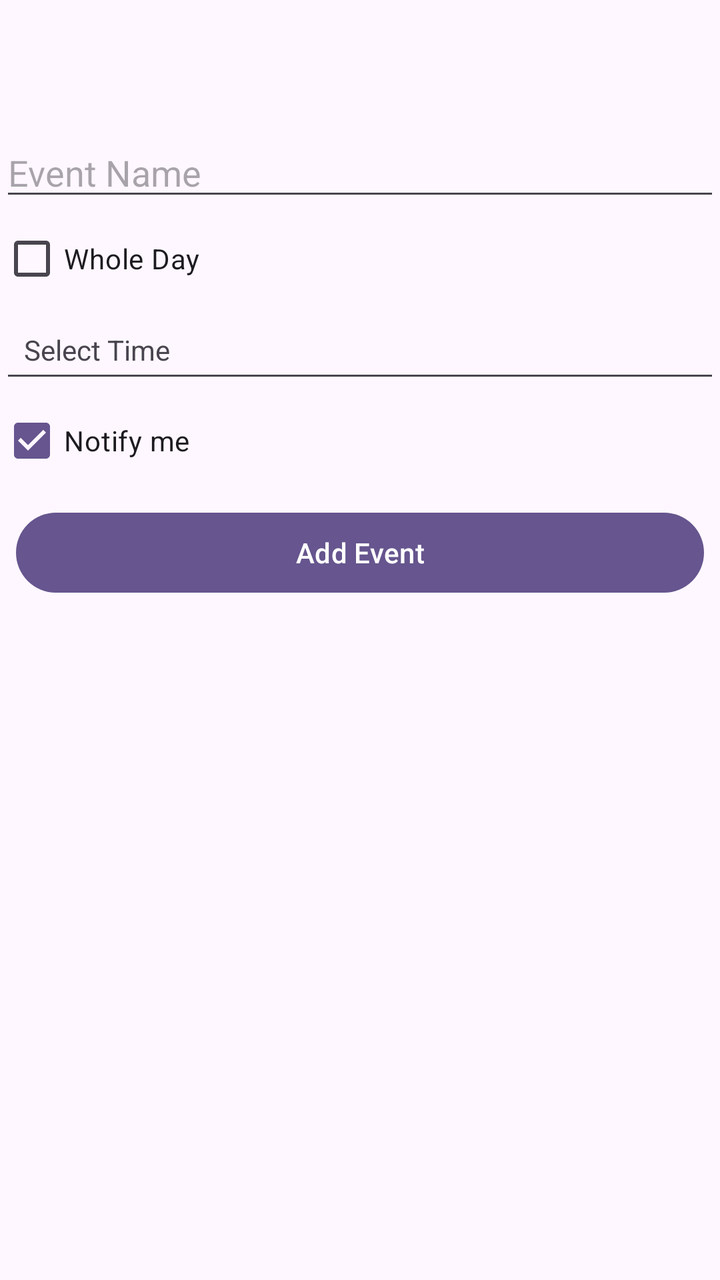
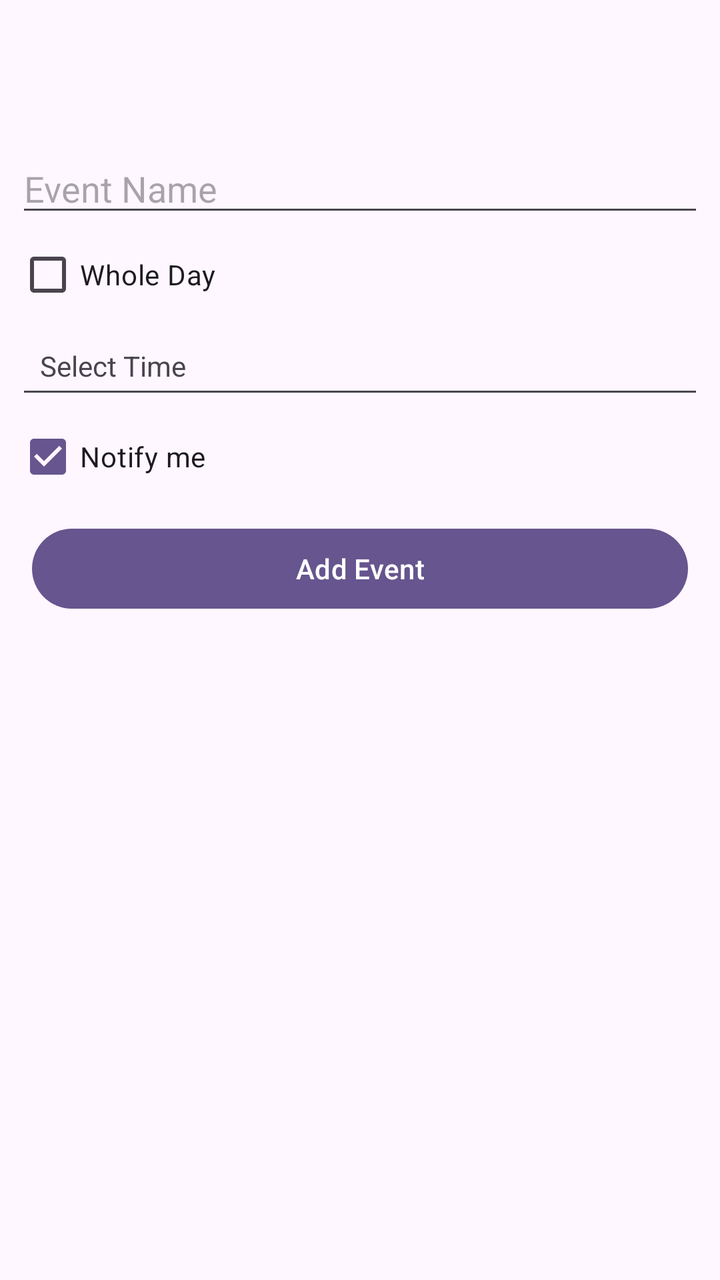

An Android layout rendered at two revisions. The XML below is the earlier revision; the diff shows what the commit changed to produce the second picture.
<!-- AndroidManifest.xml: application theme AppTheme -->
<!-- res/layout/activity_new_event.xml -->
<?xml version="1.0" encoding="utf-8"?>
<LinearLayout
    xmlns:android="http://schemas.android.com/apk/res/android"
    xmlns:app="http://schemas.android.com/apk/res-auto"
    xmlns:tools="http://schemas.android.com/tools"
    android:id="@+id/main"
    android:layout_width="match_parent"
    android:layout_height="match_parent"
    android:orientation="vertical"
    tools:context=".ui.calendar.DayViewActivity">

    <include layout="@layout/common_toolbar"
        android:id="@+id/toolbarIncl"
        />

    <EditText
        android:id="@+id/eventName"
        android:hint="@string/event_name"
        android:layout_width="match_parent"
        android:layout_height="wrap_content"
        android:importantForAutofill="no"
        android:inputType="text"
        />

    <CheckBox
        android:id="@+id/wholeDayCheckbox"
        android:layout_width="wrap_content"
        android:layout_height="wrap_content"
        android:text="@string/whole_day" />

    <TextView
        android:id="@+id/timeTextView"
        android:layout_width="match_parent"
        android:layout_height="wrap_content"
        android:padding="12dp"
        android:background="?android:attr/editTextBackground"
        android:text="@string/select_time"
        android:visibility="visible" />

    <CheckBox
        android:id="@+id/notificationCheckbox"
        android:layout_width="wrap_content"
        android:layout_height="wrap_content"
        android:text="@string/notify_me"
        android:checked="true"
        />

    <com.google.android.material.button.MaterialButton
        android:id="@+id/addEventButton"
        android:layout_margin="8dp"
        android:layout_width="match_parent"
        android:layout_height="wrap_content"
        android:text="@string/add_event"
        />

</LinearLayout>
<!-- res/layout/common_toolbar.xml (included above) -->
<?xml version="1.0" encoding="utf-8"?>
<androidx.appcompat.widget.Toolbar
    xmlns:android="http://schemas.android.com/apk/res/android"
    xmlns:app="http://schemas.android.com/apk/res-auto"
    android:id="@+id/toolbar"
    android:layout_width="match_parent"
    android:layout_height="?attr/actionBarSize"
    android:elevation="4dp"
    android:theme="@style/AppTheme"
    android:background="@color/md_theme_surface"
    app:layout_constraintEnd_toEndOf="parent"
    app:layout_constraintStart_toStartOf="parent"
    app:layout_constraintTop_toTopOf="parent"
    />
<!-- resources referenced by this layout -->
<resources>
  <color name="md_theme_surface">#FEF7FF</color>
  <string name="add_event">Add Event</string>
  <string name="event_name">Event Name</string>
  <string name="notify_me">Notify me</string>
  <string name="select_time">Select Time</string>
  <string name="whole_day">Whole Day</string>
  <color name="md_theme_primary">#66558E</color>
  <color name="md_theme_onPrimary">#FFFFFF</color>
  <color name="md_theme_primaryContainer">#E9DDFF</color>
  <color name="md_theme_onPrimaryContainer">#210F47</color>
  <color name="md_theme_secondary">#625B70</color>
  <color name="md_theme_onSecondary">#FFFFFF</color>
  <color name="md_theme_secondaryContainer">#E8DEF8</color>
  <color name="md_theme_onSecondaryContainer">#1E192B</color>
  <color name="md_theme_tertiary">#7E525F</color>
  <color name="md_theme_onTertiary">#FFFFFF</color>
  <color name="md_theme_tertiaryContainer">#FFD9E2</color>
  <color name="md_theme_onTertiaryContainer">#31101C</color>
  <color name="md_theme_error">#BA1A1A</color>
  <color name="md_theme_onError">#FFFFFF</color>
  <color name="md_theme_errorContainer">#FFDAD6</color>
  <color name="md_theme_onErrorContainer">#410002</color>
  <color name="md_theme_background">#FEF7FF</color>
  <color name="md_theme_onBackground">#1D1B20</color>
  <color name="md_theme_onSurface">#1D1B20</color>
  <color name="md_theme_surfaceVariant">#E7E0EB</color>
  <color name="md_theme_onSurfaceVariant">#49454E</color>
  <color name="md_theme_outline">#7A757F</color>
  <color name="md_theme_outlineVariant">#CAC4CF</color>
  <color name="md_theme_inverseSurface">#322F35</color>
  <color name="md_theme_inverseOnSurface">#F5EFF7</color>
  <color name="md_theme_inversePrimary">#D0BCFE</color>
  <color name="md_theme_primaryFixed">#E9DDFF</color>
  <color name="md_theme_onPrimaryFixed">#210F47</color>
  <color name="md_theme_primaryFixedDim">#D0BCFE</color>
  <color name="md_theme_onPrimaryFixedVariant">#4E3D75</color>
  <color name="md_theme_secondaryFixed">#E8DEF8</color>
  <color name="md_theme_onSecondaryFixed">#1E192B</color>
  <color name="md_theme_secondaryFixedDim">#CCC2DB</color>
  <color name="md_theme_onSecondaryFixedVariant">#4A4458</color>
  <color name="md_theme_tertiaryFixed">#FFD9E2</color>
  <color name="md_theme_onTertiaryFixed">#31101C</color>
  <color name="md_theme_tertiaryFixedDim">#F0B8C7</color>
  <color name="md_theme_onTertiaryFixedVariant">#633B47</color>
  <color name="md_theme_surfaceDim">#DED8E0</color>
  <color name="md_theme_surfaceBright">#FEF7FF</color>
  <color name="md_theme_surfaceContainerLowest">#FFFFFF</color>
  <color name="md_theme_surfaceContainerLow">#F8F1FA</color>
  <color name="md_theme_surfaceContainer">#F2ECF4</color>
  <color name="md_theme_surfaceContainerHigh">#ECE6EE</color>
  <color name="md_theme_surfaceContainerHighest">#E6E0E8</color>
  <!-- unchanged entries left out for length: 1 -->
</resources>

<!-- the commit's change to res/layout/activity_new_event.xml (unified diff, before → after) -->
@@ -13,45 +13,54 @@
         android:id="@+id/toolbarIncl"
         />
 
-    <EditText
-        android:id="@+id/eventName"
-        android:hint="@string/event_name"
+    <LinearLayout
         android:layout_width="match_parent"
         android:layout_height="wrap_content"
-        android:importantForAutofill="no"
-        android:inputType="text"
-        />
+        android:orientation="vertical"
+        android:layout_margin="8dp"
+        >
 
-    <CheckBox
-        android:id="@+id/wholeDayCheckbox"
-        android:layout_width="wrap_content"
-        android:layout_height="wrap_content"
-        android:text="@string/whole_day" />
+        <EditText
+            android:id="@+id/eventName"
+            android:hint="@string/event_name"
+            android:layout_width="match_parent"
+            android:layout_height="wrap_content"
+            android:importantForAutofill="no"
+            android:inputType="text"
+            />
 
-    <TextView
-        android:id="@+id/timeTextView"
-        android:layout_width="match_parent"
-        android:layout_height="wrap_content"
-        android:padding="12dp"
-        android:background="?android:attr/editTextBackground"
-        android:text="@string/select_time"
-        android:visibility="visible" />
+        <CheckBox
+            android:id="@+id/wholeDayCheckbox"
+            android:layout_width="wrap_content"
+            android:layout_height="wrap_content"
+            android:text="@string/whole_day" />
 
-    <CheckBox
-        android:id="@+id/notificationCheckbox"
-        android:layout_width="wrap_content"
-        android:layout_height="wrap_content"
-        android:text="@string/notify_me"
-        android:checked="true"
-        />
+        <TextView
+            android:id="@+id/timeTextView"
+            android:layout_width="match_parent"
+            android:layout_height="wrap_content"
+            android:padding="12dp"
+            android:background="?android:attr/editTextBackground"
+            android:text="@string/select_time"
+            android:visibility="visible" />
 
-    <com.google.android.material.button.MaterialButton
-        android:id="@+id/addEventButton"
-        android:layout_margin="8dp"
-        android:layout_width="match_parent"
-        android:layout_height="wrap_content"
-        android:text="@string/add_event"
-        />
+        <CheckBox
+            android:id="@+id/notificationCheckbox"
+            android:layout_width="wrap_content"
+            android:layout_height="wrap_content"
+            android:text="@string/notify_me"
+            android:checked="true"
+            />
+
+        <com.google.android.material.button.MaterialButton
+            android:id="@+id/addEventButton"
+            android:layout_margin="8dp"
+            android:layout_width="match_parent"
+            android:layout_height="wrap_content"
+            android:text="@string/add_event"
+            />
+
+    </LinearLayout>
 
 </LinearLayout>
 <!-- res/layout/common_toolbar.xml (included above) -->
